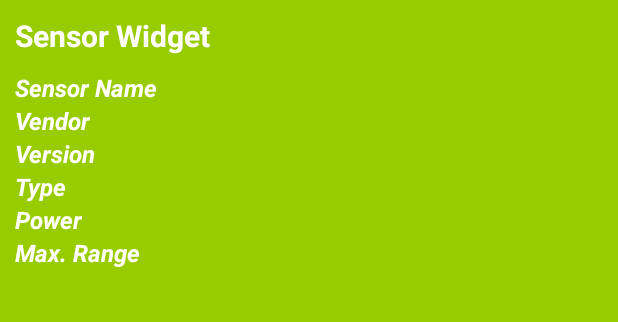
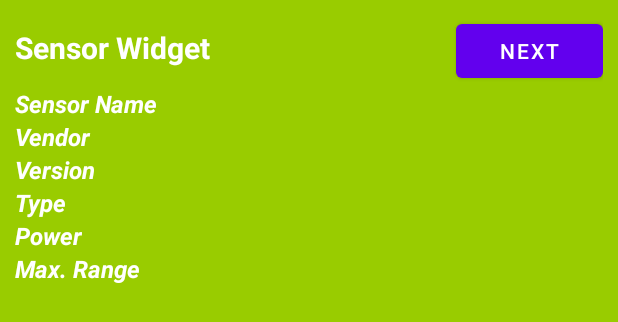
Before and after one commit to Baro-dev99/SensorsApp, an Android app: the layout sensor_info_widget.xml on its own in the app's theme, with its tools: preview values and no code run, on a phone screen of 412 x 824 dp. Shown: the top 322 px of the screen. Run offline under Robolectric (Android 15) with nearby library versions, the phone set to English and light mode, and no system bars.

Commit message:
Update Sensor Info Widget
Added a "next" button in the widget to jump to the next sensor and display its info.

```diff
--- a/app/src/main/res/layout/sensor_info_widget.xml
+++ b/app/src/main/res/layout/sensor_info_widget.xml
@@ -15,14 +15,29 @@
         android:layout_marginBottom="10dp"
         android:layout_marginTop="10dp">
 
+        <LinearLayout
+            android:layout_width="match_parent"
+            android:layout_height="wrap_content"
+            android:orientation="horizontal">
+
             <TextView
-            android:layout_width="wrap_content"
+                android:layout_width="0px"
                 android:layout_height="wrap_content"
+                android:layout_weight="3"
                 android:text="Sensor Widget"
                 android:textColor="@color/white"
                 android:textSize="20dp"
                 android:layout_marginBottom="10dp"
                 android:textStyle="bold"/>
+
+            <Button
+                android:id="@+id/button_next"
+                android:layout_width="0px"
+                android:layout_height="wrap_content"
+                android:layout_weight="1"
+                android:text="Next"/>
+
+        </LinearLayout>
 
         <TextView
             android:id="@+id/sensor_name_widget"
```
Also changed, not shown: app/src/main/java/com/example/sensorsapp/MainActivity.java (+16 -5 lines), app/src/main/java/com/example/sensorsapp/SensorInfoWidget.java (+26 -4 lines). Lines whose indentation alone changed are shown as unchanged.
